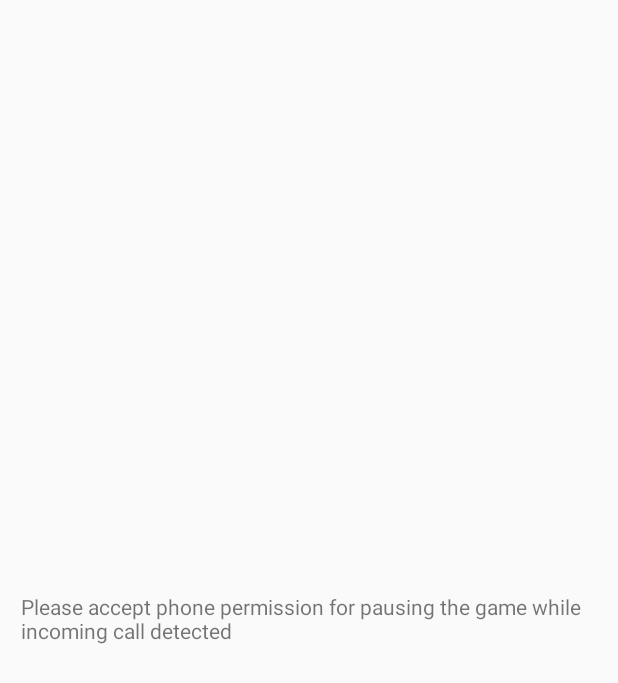
After one commit to yusufardho/2fastfingers, an Android app: the layout dialog_confirmation.xml on its own in the app's theme, with its tools: preview values and no code run, on a phone screen of 412 x 824 dp. The commit adds this screen. Shown: the top 683 px of the screen. Run offline under Robolectric (Android 15) with nearby library versions, the phone set to English and light mode, and no system bars; Roboto replaces fonts that are not available here.

Commit message:
modify runtime permission style

```diff
--- /dev/null
+++ b/app/src/main/res/layout/dialog_confirmation.xml
@@ -0,0 +1,21 @@
+<?xml version="1.0" encoding="utf-8"?>
+<layout xmlns:android="http://schemas.android.com/apk/res/android"
+    xmlns:app="http://schemas.android.com/apk/res-auto"
+    xmlns:tools="http://schemas.android.com/tools">
+    <androidx.constraintlayout.widget.ConstraintLayout
+        android:layout_width="match_parent"
+        android:layout_height="match_parent"
+        android:padding="14dp">
+
+
+        <TextView
+            android:layout_width="wrap_content"
+            android:layout_height="wrap_content"
+            android:text="Please accept phone permission for pausing the game while incoming call detected"
+
+            app:layout_constraintBottom_toBottomOf="parent"
+            app:layout_constraintEnd_toEndOf="parent"
+            app:layout_constraintStart_toStartOf="parent"
+            app:layout_constraintTop_toTopOf="parent" />
+    </androidx.constraintlayout.widget.ConstraintLayout>
+</layout>
```
Also changed, not shown: app/src/main/java/id/ac/ui/cs/mobileprogramming/yusuftriardho/twofastfingers/MainActivity.java (+13 -10 lines), app/src/main/java/id/ac/ui/cs/mobileprogramming/yusuftriardho/twofastfingers/ui/main/ConfirmationDialog.java (added, +41 -0 lines), app/src/main/java/id/ac/ui/cs/mobileprogramming/yusuftriardho/twofastfingers/ui/main/MainFragment.java (+14 -4 lines).
